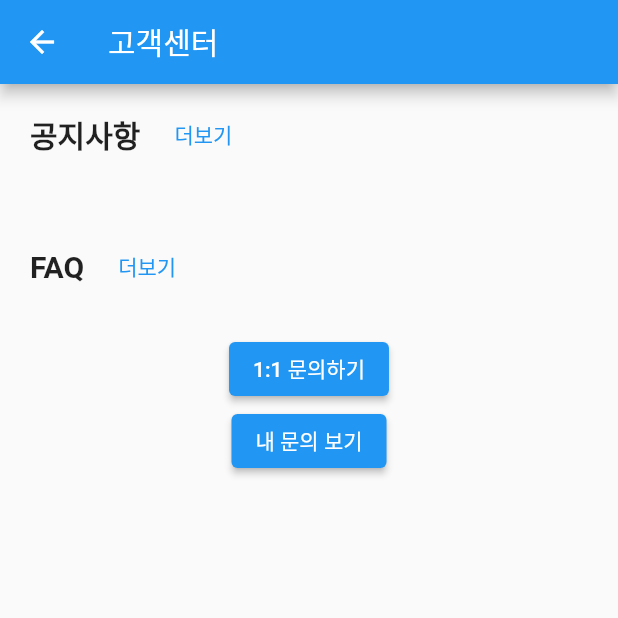
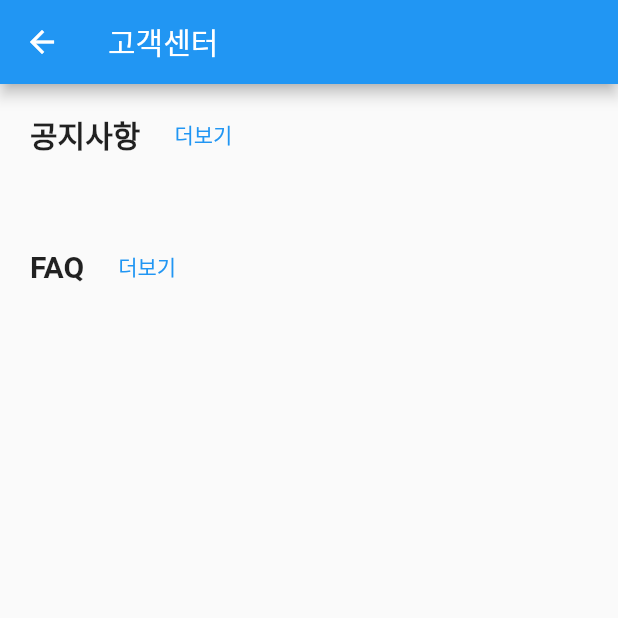
Before and after one commit to dkth1122/Flutter_Project, a Flutter app: the UserCustomer screen opened directly, on a phone screen of 412 x 824 dp, the top half of it. Run offline on Flutter 3.47's test engine with Material 2 defaults, Android fonts, the phone set to English and light mode, and no system bars; our stand-ins replace carousel_slider, cloud_firestore, firebase_auth, firebase_core, firebase_storage, fl_chart and 3 more; missing offline and left inert: iamport_flutter; accounts and stored records are empty; Roboto replaces fonts that are missing (Pretendard).

Commit message:
board commit

```diff
--- a/lib/board/faqMore.dart
+++ b/lib/board/faqMore.dart
@@ -56,7 +56,7 @@ class _FaqMoreState extends State<FaqMore> {
             Map<String, dynamic> data = doc.data() as Map<String, dynamic>;
 
             return ListTile(
-              title: Text('${index + 1}. ${data['title']}'),
+              title: Text('${data['title']}'),
               onTap: (){
                 Navigator.push(
                     context,
--- a/lib/board/myQuestion.dart
+++ b/lib/board/myQuestion.dart
@@ -70,8 +70,8 @@ class _MyQuestionState extends State<MyQuestion> {
             Map<String, dynamic> data = doc.data() as Map<String, dynamic>;
 
             return ListTile(
-              title: Text('${data['title']}'),
-              subtitle: Text('작성일 : ${data['timestamp'].toDate().toString()}'),
+              title: Text('작성일 : ${data['timestamp'].toDate().toString()}'),
+              subtitle: Text('${data['title']}'),
               onTap: (){
                 Navigator.push(
                     context,
--- a/lib/customer/userCustomer.dart
+++ b/lib/customer/userCustomer.dart
@@ -4,11 +4,13 @@ import 'package:flutter/material.dart';
 import 'package:project_flutter/board/noticeView.dart';
 import 'package:project_flutter/board/myQuestion.dart';
 import 'package:project_flutter/customer/question.dart';
+import 'package:provider/provider.dart';
 
 import '../board/faqMore.dart';
 import '../board/faqView.dart';
 import '../board/noticeMore.dart';
 import '../firebase_options.dart';
+import '../join/userModel.dart';
 
 void main() async {
   WidgetsFlutterBinding.ensureInitialized();
@@ -27,8 +29,19 @@ class UserCustomer extends StatefulWidget {
 class _UserCustomerState extends State<UserCustomer> {
   final Stream<QuerySnapshot> noticeStream = FirebaseFirestore.instance.collection("notice").limit(3).snapshots();
   final Stream<QuerySnapshot> faqStream = FirebaseFirestore.instance.collection("faq").limit(5).snapshots();
+  String sessionId = "";
   @override
   Widget build(BuildContext context) {
+
+    UserModel um = Provider.of<UserModel>(context, listen: false);
+
+    if (um.isLogin) {
+      sessionId = um.userId!;
+    } else {
+      sessionId = "";
+    }
+
+
     return Scaffold(
       appBar: AppBar(title: Text("고객센터"),),
       body: SingleChildScrollView(
@@ -79,27 +92,33 @@ class _UserCustomerState extends State<UserCustomer> {
               ),
               SizedBox(height: 20,),
               _faq(),
-              ElevatedButton(
-                onPressed: (){
+              Visibility(
+                visible: sessionId != "",
+                child: ElevatedButton(
+                  onPressed: () {
                     Navigator.push(
                       context,
                       MaterialPageRoute(
                         builder: (context) => Question(),
-                      )
+                      ),
                     );
                   },
-                child: Text("1:1 문의하기")
+                  child: Text("1:1 문의하기"),
                 ),
-              ElevatedButton(
-                onPressed: (){
+              ),
+              Visibility(
+                visible: sessionId != "", // 세션 ID가 있을 때만 버튼을 보이도록 설정
+                child: ElevatedButton(
+                  onPressed: () {
                     Navigator.push(
                       context,
                       MaterialPageRoute(
                         builder: (context) => MyQuestion(),
-                      )
+                      ),
                     );
                   },
-                child: Text("내 문의 보기")
+                  child: Text("내 문의 보기"),
+                ),
               ),
             ],
           ),
```
Lines whose indentation alone changed are shown as unchanged.
